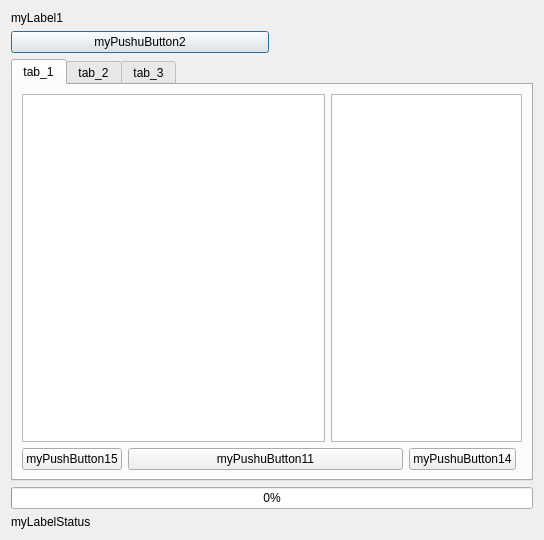
The window that jpdata_dialog_base.ui (babayoshihiko/jpdata) describes before a commit, drawn with Qt 5.
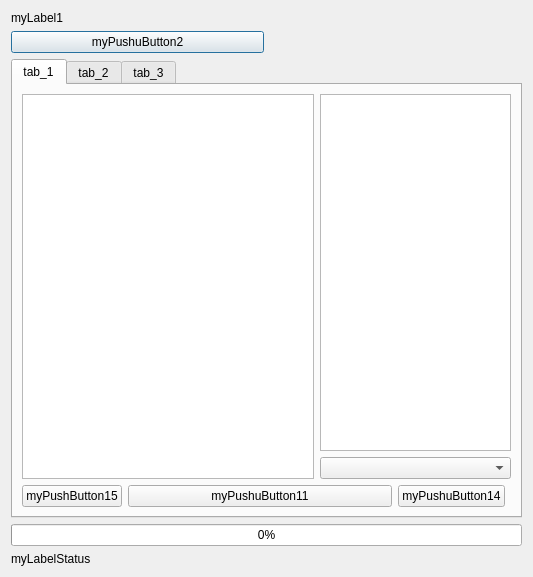
The same window after the commit.

Commit message: Added a combobox to choose year to LNI

Patch:
```diff
--- a/jpdata_dialog_base.ui
+++ b/jpdata_dialog_base.ui
@@ -6,8 +6,8 @@
    <rect>
     <x>0</x>
     <y>0</y>
-    <width>544</width>
-    <height>540</height>
+    <width>533</width>
+    <height>577</height>
    </rect>
   </property>
   <property name="windowTitle">
@@ -59,10 +59,7 @@
       <layout class="QGridLayout" name="gridLayout_3">
        <item row="0" column="0" colspan="2">
         <layout class="QGridLayout" name="gridLayout_2">
-         <item row="0" column="0">
-          <widget class="QListWidget" name="myListWidget11"/>
-         </item>
-         <item row="0" column="1">
+         <item row="0" column="2">
           <widget class="QListWidget" name="myListWidget12">
            <property name="sizePolicy">
             <sizepolicy hsizetype="Maximum" vsizetype="Expanding">
@@ -78,6 +75,12 @@
            </property>
           </widget>
          </item>
+         <item row="1" column="2">
+          <widget class="QComboBox" name="myComboBox11"/>
+         </item>
+         <item row="0" column="0" rowspan="2">
+          <widget class="QListWidget" name="myListWidget11"/>
+         </item>
         </layout>
        </item>
        <item row="2" column="0">
```
The commit also changes 2 other files.
